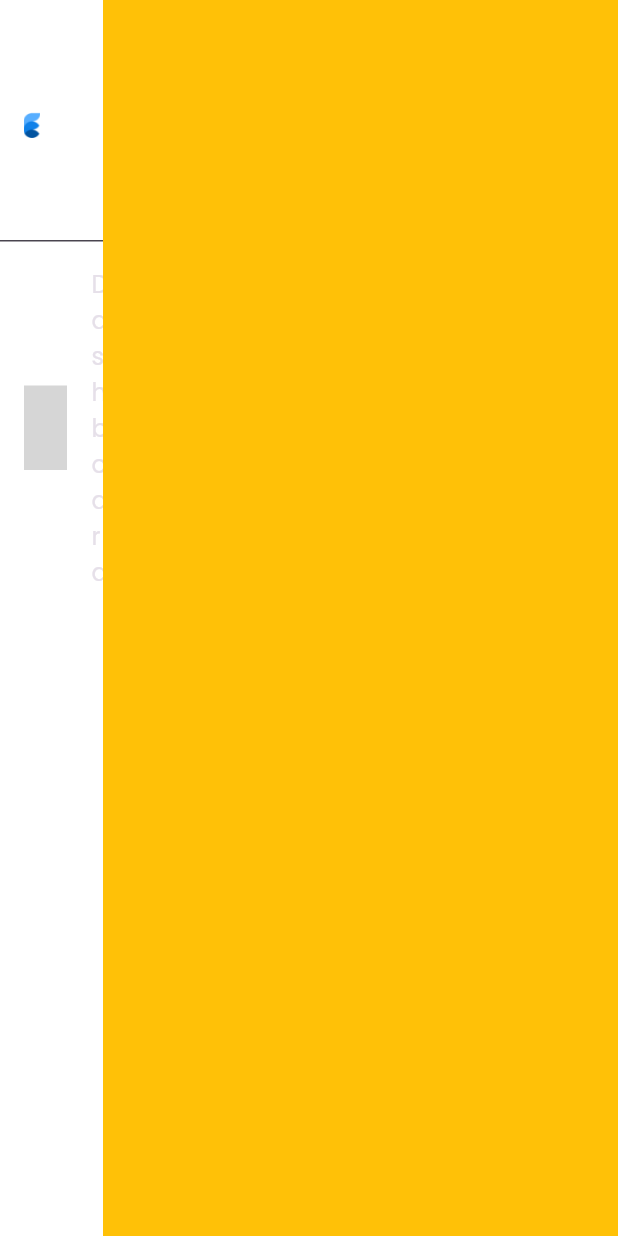
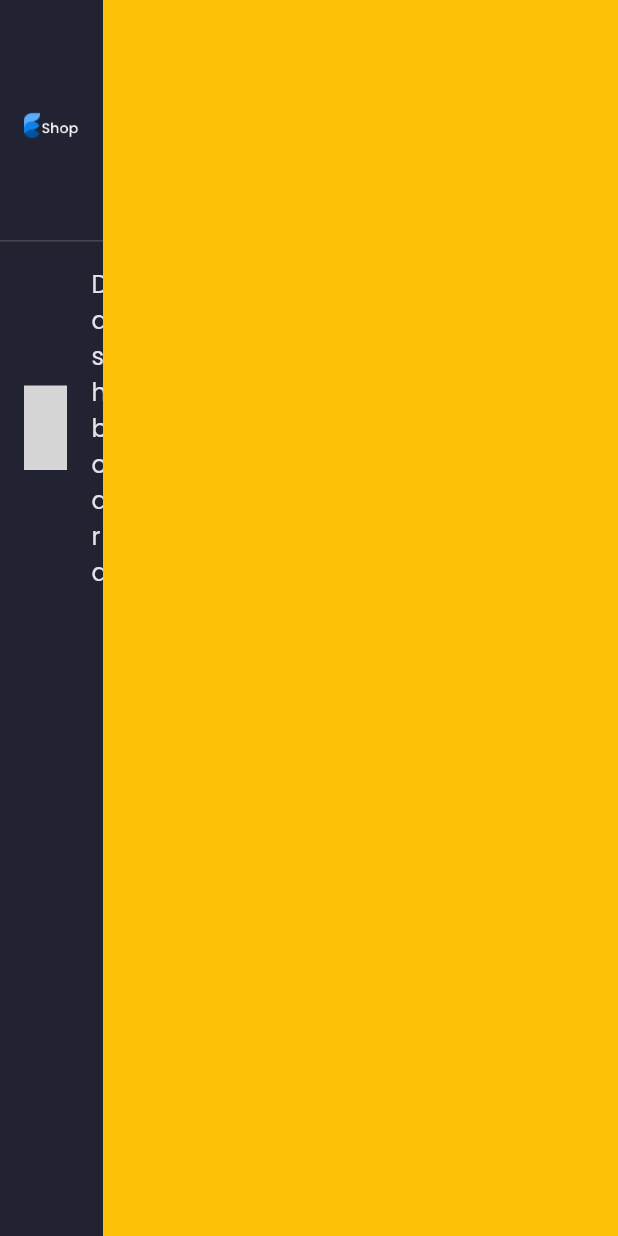
Before and after one commit to MuhammetVural/responsive_admin_panel_ui, a Flutter app: the screen it shows after launch, on a phone screen of 412 x 824 dp. Run offline on Flutter 3.47's test engine with Material 3 defaults, Android fonts, the phone set to English and light mode, and no system bars; our stand-ins replace flutter_svg, google_fonts; grey boxes are pictures that could not be loaded.

Commit message:
color değişti

```diff
--- a/lib/main.dart
+++ b/lib/main.dart
@@ -18,9 +18,9 @@ class MyApp extends StatelessWidget {
         debugShowCheckedModeBanner: false,
         title: 'Flutter Demo',
         theme: ThemeData.dark().copyWith(
-          scaffoldBackgroundColor: Colors.white,
+          scaffoldBackgroundColor: bgColor,
           textTheme: GoogleFonts.poppinsTextTheme(Theme.of(context).textTheme.apply(bodyColor: Colors.white)),
-          canvasColor: Colors.amber
+          canvasColor: secondaryColor
                 ),
 
         home: MainScreen());
```
